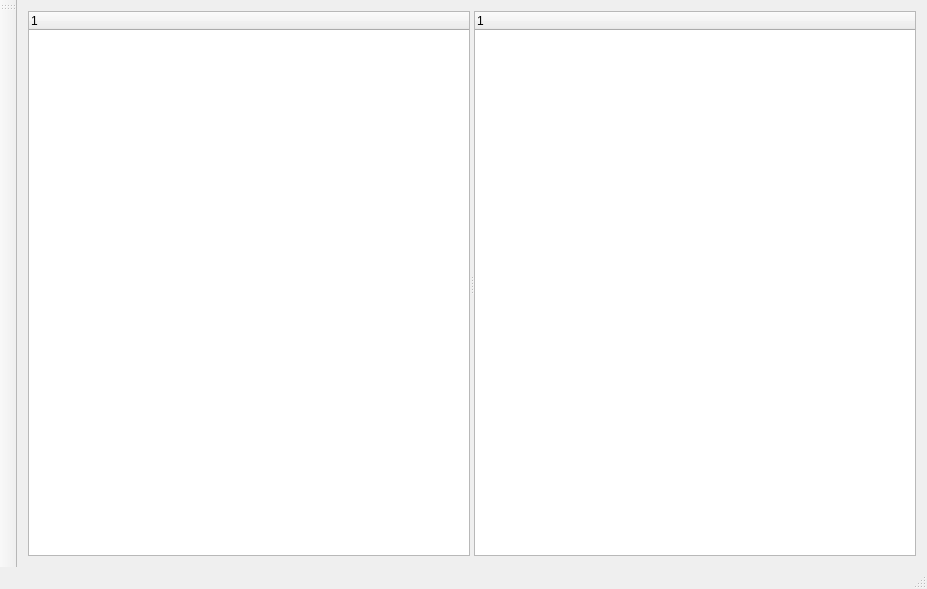
This is mainwindow.ui in m0hadang/elfviewr as Qt 5 draws it before an edit. The edited form follows.
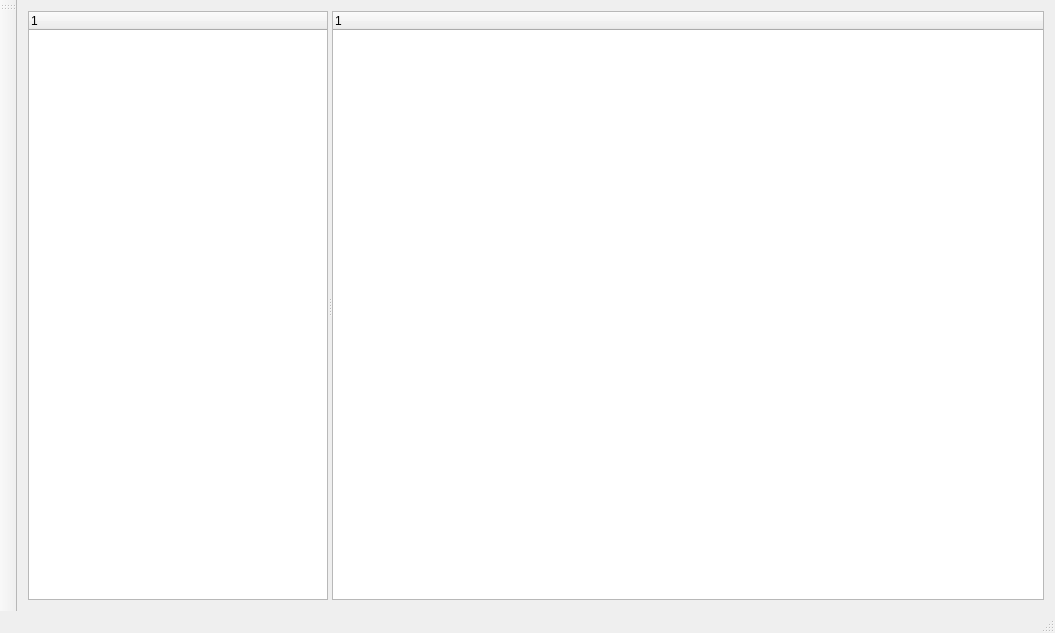
This is the edited form.

What changed in the file:
```diff
--- a/mainwindow.ui
+++ b/mainwindow.ui
@@ -6,8 +6,8 @@
    <rect>
     <x>0</x>
     <y>0</y>
-    <width>927</width>
-    <height>589</height>
+    <width>1055</width>
+    <height>633</height>
    </rect>
   </property>
   <property name="windowTitle">
@@ -21,6 +21,12 @@
        <enum>Qt::Horizontal</enum>
       </property>
       <widget class="QTreeWidget" name="treeWidgetName">
+       <property name="maximumSize">
+        <size>
+         <width>300</width>
+         <height>16777215</height>
+        </size>
+       </property>
        <property name="columnCount">
         <number>1</number>
        </property>
```
Left out of the diff: 2 changed lines with no effect on the pictures.
